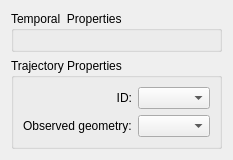
Before: the Qt Designer form src/terralib/qt/widgets/st/ui/TrajectoryPropertiesWidgetForm.ui in claudiobogossian/terralib5, drawn with Qt 5.
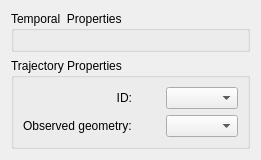
After: the same form once the commit is applied.

The edit to the form file:
```diff
--- a/src/terralib/qt/widgets/st/ui/TrajectoryPropertiesWidgetForm.ui
+++ b/src/terralib/qt/widgets/st/ui/TrajectoryPropertiesWidgetForm.ui
@@ -6,7 +6,7 @@
    <rect>
     <x>0</x>
     <y>0</y>
-    <width>217</width>
+    <width>261</width>
     <height>148</height>
    </rect>
   </property>
@@ -38,10 +38,10 @@
      <property name="title">
       <string>Trajectory Properties</string>
      </property>
-     <layout class="QGridLayout" name="gridLayout_6">
+     <layout class="QGridLayout" name="gridLayout_4">
       <item row="0" column="0">
-       <layout class="QGridLayout" name="gridLayout_4">
-        <item row="1" column="0">
+       <layout class="QGridLayout" name="gridLayout_3">
+        <item row="0" column="0">
          <widget class="QLabel" name="m_idLabel">
           <property name="text">
            <string>ID:</string>
@@ -51,18 +51,20 @@
           </property>
          </widget>
         </item>
-        <item row="2" column="0">
-         <widget class="QLabel" name="m_geometryLabel">
-          <property name="text">
-           <string>Observed geometry:</string>
+        <item row="0" column="1">
+         <spacer name="horizontalSpacer">
+          <property name="orientation">
+           <enum>Qt::Horizontal</enum>
           </property>
-         </widget>
+          <property name="sizeHint" stdset="0">
+           <size>
+            <width>40</width>
+            <height>20</height>
+           </size>
+          </property>
+         </spacer>
         </item>
-       </layout>
-      </item>
-      <item row="0" column="1">
-       <layout class="QGridLayout" name="gridLayout_5">
-        <item row="0" column="0">
+        <item row="0" column="2">
          <widget class="QComboBox" name="m_idComboBox">
           <property name="sizePolicy">
            <sizepolicy hsizetype="Expanding" vsizetype="Fixed">
@@ -73,6 +75,26 @@
          </widget>
         </item>
         <item row="1" column="0">
+         <widget class="QLabel" name="m_geometryLabel">
+          <property name="text">
+           <string>Observed geometry:</string>
+          </property>
+         </widget>
+        </item>
+        <item row="1" column="1">
+         <spacer name="horizontalSpacer_2">
+          <property name="orientation">
+           <enum>Qt::Horizontal</enum>
+          </property>
+          <property name="sizeHint" stdset="0">
+           <size>
+            <width>40</width>
+            <height>20</height>
+           </size>
+          </property>
+         </spacer>
+        </item>
+        <item row="1" column="2">
          <widget class="QComboBox" name="m_geometryComboBox">
           <property name="sizePolicy">
            <sizepolicy hsizetype="Expanding" vsizetype="Fixed">
```
